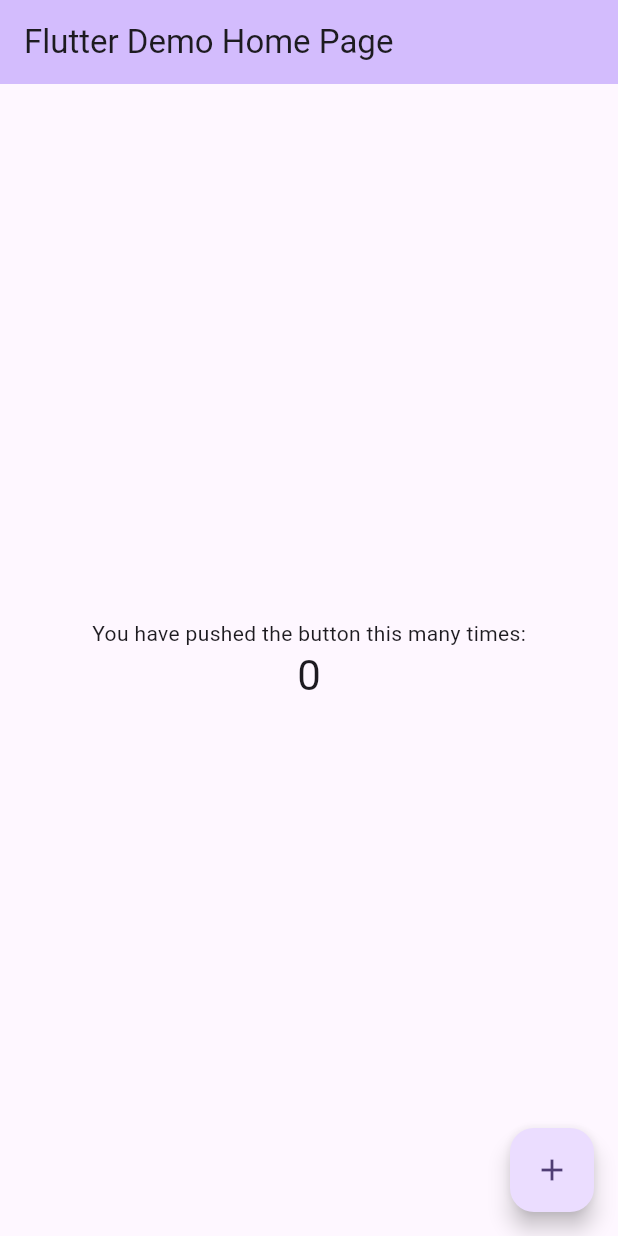
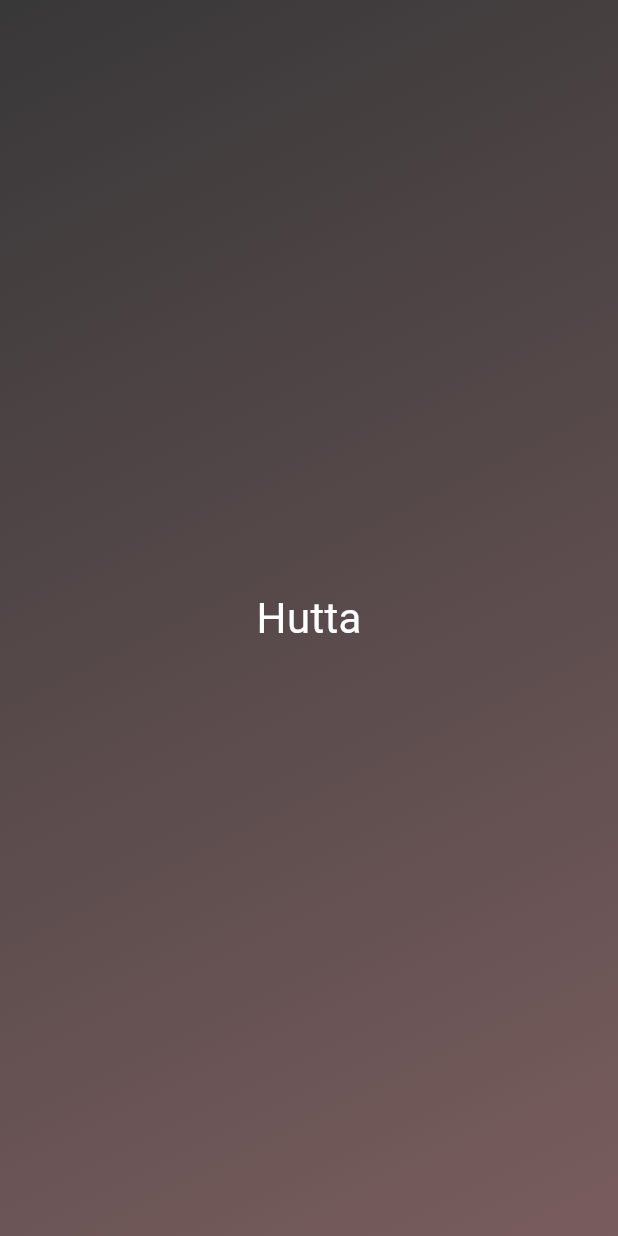
Before and after one commit to theek23/flutter_learn, a Flutter app: the screen it shows after launch, on a phone screen of 412 x 824 dp. Run offline on Flutter 3.47's test engine with Material 3 defaults, Android fonts, the phone set to English and light mode, and no system bars.

Commit message:
practice update

```diff
--- /dev/null
+++ b/lib/gradient_container.dart
@@ -0,0 +1,60 @@
+import 'package:flutter/material.dart';
+import 'package:flutter_demo/styled_text.dart';
+
+const startAlignment = Alignment.topLeft;
+const endAlignment = Alignment.bottomRight;
+
+
+class GradientContainer extends StatelessWidget{
+  final Color color1;
+  final Color color2;
+
+  const GradientContainer(
+      this.color1,
+      this.color2,
+      {super.key}
+  );
+
+  @override
+  Widget build(BuildContext context) {
+    return Container(
+      decoration: BoxDecoration(
+        gradient: LinearGradient(
+          colors: [color1,color2],
+          begin: startAlignment,
+          end: endAlignment,
+        ),
+      ),
+      child: const Center(
+          child: StyledText('Hutta')
+      ),
+    );
+  }
+}
+
+
+/*
+class GradientContainer extends StatelessWidget{
+  final List<Color> colors;
+
+  const GradientContainer(
+      this.colors,
+      {super.key}
+  );
+
+  @override
+  Widget build(BuildContext context) {
+    return Container(
+      decoration: BoxDecoration(
+        gradient: LinearGradient(
+          colors: colors,
+          begin: startAlignment,
+          end: endAlignment,
+        ),
+      ),
+      child: const Center(
+        child: StyledText('Hutta')
+      ),
+    );
+  }
+}*/
--- a/lib/main.dart
+++ b/lib/main.dart
@@ -1,125 +1,15 @@
 import 'package:flutter/material.dart';
 
+import 'gradient_container.dart';
+
 void main() {
-  runApp(const MyApp());
+  runApp(const MaterialApp(
+      home: Scaffold(
+        body: GradientContainer(
+            Color.fromARGB(225, 30, 30, 30),
+            Color.fromARGB(225, 103, 72, 72)
+        ),
+      )
+    )
+  );
 }
-
-class MyApp extends StatelessWidget {
-  const MyApp({super.key});
-
-  // This widget is the root of your application.
-  @override
-  Widget build(BuildContext context) {
-    return MaterialApp(
-      title: 'Flutter Demo',
-      theme: ThemeData(
-        // This is the theme of your application.
-        //
-        // TRY THIS: Try running your application with "flutter run". You'll see
-        // the application has a purple toolbar. Then, without quitting the app,
-        // try changing the seedColor in the colorScheme below to Colors.green
-        // and then invoke "hot reload" (save your changes or press the "hot
-        // reload" button in a Flutter-supported IDE, or press "r" if you used
-        // the command line to start the app).
-        //
-        // Notice that the counter didn't reset back to zero; the application
-        // state is not lost during the reload. To reset the state, use hot
-        // restart instead.
-        //
-        // This works for code too, not just values: Most code changes can be
-        // tested with just a hot reload.
-        colorScheme: ColorScheme.fromSeed(seedColor: Colors.deepPurple),
-        useMaterial3: true,
-      ),
-      home: const MyHomePage(title: 'Flutter Demo Home Page'),
-    );
-  }
-}
-
-class MyHomePage extends StatefulWidget {
-  const MyHomePage({super.key, required this.title});
-
-  // This widget is the home page of your application. It is stateful, meaning
-  // that it has a State object (defined below) that contains fields that affect
-  // how it looks.
-
-  // This class is the configuration for the state. It holds the values (in this
-  // case the title) provided by the parent (in this case the App widget) and
-  // used by the build method of the State. Fields in a Widget subclass are
-  // always marked "final".
-
-  final String title;
-
-  @override
-  State<MyHomePage> createState() => _MyHomePageState();
-}
-
-class _MyHomePageState extends State<MyHomePage> {
-  int _counter = 0;
-
-  void _incrementCounter() {
-    setState(() {
-      // This call to setState tells the Flutter framework that something has
-      // changed in this State, which causes it to rerun the build method below
-      // so that the display can reflect the updated values. If we changed
-      // _counter without calling setState(), then the build method would not be
-      // called again, and so nothing would appear to happen.
-      _counter++;
-    });
-  }
-
-  @override
-  Widget build(BuildContext context) {
-    // This method is rerun every time setState is called, for instance as done
-    // by the _incrementCounter method above.
-    //
-    // The Flutter framework has been optimized to make rerunning build methods
-    // fast, so that you can just rebuild anything that needs updating rather
-    // than having to individually change instances of widgets.
-    return Scaffold(
-      appBar: AppBar(
-        // TRY THIS: Try changing the color here to a specific color (to
-        // Colors.amber, perhaps?) and trigger a hot reload to see the AppBar
-        // change color while the other colors stay the same.
-        backgroundColor: Theme.of(context).colorScheme.inversePrimary,
-        // Here we take the value from the MyHomePage object that was created by
-        // the App.build method, and use it to set our appbar title.
-        title: Text(widget.title),
-      ),
-      body: Center(
-        // Center is a layout widget. It takes a single child and positions it
-        // in the middle of the parent.
-        child: Column(
-          // Column is also a layout widget. It takes a list of children and
-          // arranges them vertically. By default, it sizes itself to fit its
-          // children horizontally, and tries to be as tall as its parent.
-          //
-          // Column has various properties to control how it sizes itself and
-          // how it positions its children. Here we use mainAxisAlignment to
-          // center the children vertically; the main axis here is the vertical
-          // axis because Columns are vertical (the cross axis would be
-          // horizontal).
-          //
-          // TRY THIS: Invoke "debug painting" (choose the "Toggle Debug Paint"
-          // action in the IDE, or press "p" in the console), to see the
-          // wireframe for each widget.
-          mainAxisAlignment: MainAxisAlignment.center,
-          children: <Widget>[
-            const Text(
-              'You have pushed the button this many times:',
-            ),
-            Text(
-              '$_counter',
-              style: Theme.of(context).textTheme.headlineMedium,
-            ),
-          ],
-        ),
-      ),
-      floatingActionButton: FloatingActionButton(
-        onPressed: _incrementCounter,
-        tooltip: 'Increment',
-        child: const Icon(Icons.add),
-      ), // This trailing comma makes auto-formatting nicer for build methods.
-    );
-  }
-}
--- /dev/null
+++ b/lib/styled_text.dart
@@ -0,0 +1,23 @@
+import 'package:flutter/material.dart';
+
+class StyledText extends StatelessWidget{
+  final String outputText;
+
+  const StyledText(
+      this.outputText,
+      {super.key}
+  );
+
+
+
+  @override
+  Widget build(BuildContext context) {
+    return Text(
+      outputText,
+      style:const TextStyle(
+        color: Colors.white,
+        fontSize: 28,
+      ),
+    );
+  }
+}
```
Also changed, not shown: fonts/Inter/OFL.txt (added, +93 -0 lines), fonts/Inter/Inter-VariableFont_slnt,wght.ttf (added), fonts/Inter/README.txt (added), fonts/Inter/static/Inter-Black.ttf (added), fonts/Inter/static/Inter-Bold.ttf (added), fonts/Inter/static/Inter-ExtraBold.ttf (added), fonts/Inter/static/Inter-ExtraLight.ttf (added), fonts/Inter/static/Inter-Light.ttf (added), fonts/Inter/static/Inter-Medium.ttf (added), fonts/Inter/static/Inter-Regular.ttf (added), fonts/Inter/static/Inter-SemiBold.ttf (added), fonts/Inter/static/Inter-Thin.ttf (added), 1 other file.
